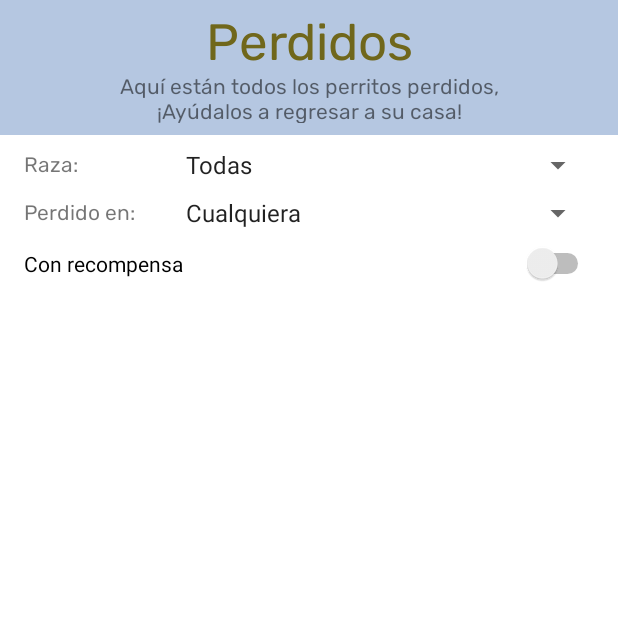
After one commit to josue30iso/MangaReviews, an Android app: the Perdidos screen opened directly, with no data from a screen before it, on a phone screen of 412 x 824 dp, the top half of it. The commit adds this screen. Run offline under Robolectric (Android 15) with nearby library versions, the phone set to English and light mode, and no system bars; network calls fail.

Commit message:
RecyclerView

```diff
--- a/app/build.gradle
+++ b/app/build.gradle
@@ -27,6 +27,9 @@ android {
         sourceCompatibility JavaVersion.VERSION_1_8
         targetCompatibility JavaVersion.VERSION_1_8
     }
+    buildFeatures {
+        viewBinding true
+    }
 }
 
 dependencies {
@@ -41,6 +44,8 @@ dependencies {
     implementation 'com.squareup.picasso:picasso:2.71828'
     implementation 'com.github.bumptech.glide:glide:4.12.0'
     implementation 'com.google.firebase:firebase-storage:20.0.0'
+    implementation 'androidx.navigation:navigation-fragment:2.3.5'
+    implementation 'androidx.navigation:navigation-ui:2.3.5'
     testImplementation 'junit:junit:4.+'
     implementation 'com.android.volley:volley:1.2.0'
     androidTestImplementation 'androidx.test.ext:junit:1.1.2'
--- /dev/null
+++ b/app/src/main/java/com/tripndream/comeback/Perdidos.java
@@ -0,0 +1,36 @@
+package com.tripndream.comeback;
+
+import androidx.appcompat.app.AppCompatActivity;
+import androidx.recyclerview.widget.LinearLayoutManager;
+import androidx.recyclerview.widget.RecyclerView;
+
+import android.os.Bundle;
+
+import java.util.ArrayList;
+
+public class Perdidos extends AppCompatActivity implements ReporteAdapter.OnReporteClickListener{
+    public ArrayList<Reporte> data;
+    private RecyclerView rvPerdidos;
+    private ReporteAdapter adapter;
+    private LinearLayoutManager linearLayoutManager;
+
+    @Override
+    protected void onCreate(Bundle savedInstanceState) {
+        super.onCreate(savedInstanceState);
+        setContentView(R.layout.activity_perdidos);
+
+        data = new ArrayList<>();
+        adapter = new ReporteAdapter(data, this);
+
+        linearLayoutManager = new LinearLayoutManager(getApplicationContext());
+
+        rvPerdidos = findViewById(R.id.rvPerdidos);
+        rvPerdidos.setAdapter(adapter);
+        rvPerdidos.setLayoutManager(linearLayoutManager);
+    }
+
+    @Override
+    public void onReporteClickListener(int position) {
+
+    }
+}
--- /dev/null
+++ b/app/src/main/java/com/tripndream/comeback/ReporteAdapter.java
@@ -0,0 +1,58 @@
+package com.tripndream.comeback;
+
+import android.graphics.Bitmap;
+import android.graphics.BitmapFactory;
+import android.util.Base64;
+import android.view.LayoutInflater;
+import android.view.ViewGroup;
+
+import android.view.View;
+import androidx.annotation.NonNull;
+import androidx.recyclerview.widget.RecyclerView;
+
+import java.text.ParseException;
+import java.text.SimpleDateFormat;
+import java.util.ArrayList;
+import java.util.Date;
+
+public class ReporteAdapter extends RecyclerView.Adapter<ReporteViewHolder> {
+
+    private ArrayList<Reporte> data;
+    private OnReporteClickListener onReporteClickListener;
+
+    public ReporteAdapter(ArrayList<Reporte> data, OnReporteClickListener onReporteClickListener) {
+        this.data = data;
+        this.onReporteClickListener = onReporteClickListener;
+    }
+
+    @NonNull
+    @Override
+    public ReporteViewHolder onCreateViewHolder(@NonNull ViewGroup parent, int viewType) {
+        View view = LayoutInflater.from(parent.getContext()).inflate(R.layout.dog_card_row, parent, false);
+        return new ReporteViewHolder(view, onReporteClickListener);
+    }
+
+    @Override
+    public void onBindViewHolder(@NonNull ReporteViewHolder holder, int position) {
+        String b64 = data.get(position).getImagen();
+        byte[] imageBytes = Base64.decode(b64, Base64.DEFAULT);
+        Bitmap decodedImage = BitmapFactory.decodeByteArray(imageBytes, 0, imageBytes.length);
+        holder.ivFotoPerro.setImageBitmap(decodedImage);
+        holder.tvNombre.setText(data.get(position).getNombre());
+        holder.tvRaza.setText(data.get(position).getRaza());
+        holder.tvGenero.setText(data.get(position).getGenero());
+        holder.tvDescripcion.setText(data.get(position).getDescripcion());
+        holder.tvFecha.setText(data.get(position).getFecha());
+        holder.tvCelular.setText(data.get(position).getCelular());
+
+    }
+
+    @Override
+    public int getItemCount() {
+        return data.size();
+    }
+
+    public interface OnReporteClickListener{
+        void onReporteClickListener(int position);
+    }
+}
--- /dev/null
+++ b/app/src/main/res/layout/activity_perdidos.xml
@@ -0,0 +1,126 @@
+<?xml version="1.0" encoding="utf-8"?>
+<androidx.constraintlayout.widget.ConstraintLayout xmlns:android="http://schemas.android.com/apk/res/android"
+    xmlns:app="http://schemas.android.com/apk/res-auto"
+    xmlns:tools="http://schemas.android.com/tools"
+    android:layout_width="match_parent"
+    android:layout_height="match_parent"
+    tools:context=".Perdidos">
+
+    <FrameLayout
+        android:id="@+id/frameLayout2"
+        android:layout_width="0dp"
+        android:layout_height="90dp"
+        android:background="@drawable/bg2"
+        android:paddingTop="8dp"
+        android:paddingBottom="8dp"
+        app:layout_constraintEnd_toEndOf="parent"
+        app:layout_constraintStart_toStartOf="parent"
+        app:layout_constraintTop_toTopOf="parent">
+
+        <LinearLayout
+            android:layout_width="match_parent"
+            android:layout_height="match_parent"
+            android:orientation="vertical">
+
+            <TextView
+                android:id="@+id/textView29"
+                android:layout_width="match_parent"
+                android:layout_height="wrap_content"
+                android:fontFamily="@font/rubik"
+                android:gravity="center"
+                android:text="Perdidos"
+                android:textAppearance="@style/TextAppearance.AppCompat.Display1"
+                android:textColor="#70671B" />
+
+            <TextView
+                android:id="@+id/textView35"
+                android:layout_width="match_parent"
+                android:layout_height="wrap_content"
+                android:fontFamily="@font/rubik"
+                android:gravity="center"
+                android:paddingLeft="60dp"
+                android:paddingRight="60dp"
+                android:text="Aquí están todos los perritos perdidos, ¡Ayúdalos a regresar a su casa!" />
+        </LinearLayout>
+
+    </FrameLayout>
+
+    <LinearLayout
+        android:id="@+id/linearLayout6"
+        android:layout_width="0dp"
+        android:layout_height="wrap_content"
+        android:layout_marginStart="16dp"
+        android:layout_marginEnd="16dp"
+        android:orientation="vertical"
+        app:layout_constraintEnd_toEndOf="parent"
+        app:layout_constraintStart_toStartOf="parent"
+        app:layout_constraintTop_toBottomOf="@+id/frameLayout2">
+
+        <LinearLayout
+            android:layout_width="match_parent"
+            android:layout_height="wrap_content"
+            android:layout_marginTop="8dp"
+            android:layout_marginBottom="8dp"
+            android:gravity="center"
+            android:orientation="horizontal">
+
+            <TextView
+                android:id="@+id/textView36"
+                android:layout_width="100dp"
+                android:layout_height="wrap_content"
+                android:fontFamily="@font/rubik"
+                android:text="Raza:" />
+
+            <Spinner
+                android:id="@+id/spFiltroRaza"
+                android:layout_width="match_parent"
+                android:layout_height="wrap_content"
+                android:entries="@array/razasFiltro" />
+        </LinearLayout>
+
+        <LinearLayout
+            android:layout_width="match_parent"
+            android:layout_height="wrap_content"
+            android:layout_marginBottom="8dp"
+            android:gravity="center"
+            android:orientation="horizontal">
+
+            <TextView
+                android:id="@+id/textView37"
+                android:layout_width="100dp"
+                android:layout_height="wrap_content"
+                android:fontFamily="@font/rubik"
+                android:text="Perdido en:" />
+
+            <Spinner
+                android:id="@+id/spFiltroPerdido"
+                android:layout_width="match_parent"
+                android:layout_height="wrap_content"
+                android:entries="@array/coloniasFiltro" />
+        </LinearLayout>
+
+        <Switch
+            android:id="@+id/swFiltroRecompensa"
+            android:layout_width="match_parent"
+            android:layout_height="wrap_content"
+            android:text="Con recompensa" />
+
+    </LinearLayout>
+
+    <ScrollView
+        android:layout_width="match_parent"
+        android:layout_height="0dp"
+        android:layout_marginStart="16dp"
+        android:layout_marginTop="8dp"
+        android:layout_marginEnd="16dp"
+        app:layout_constraintBottom_toBottomOf="parent"
+        app:layout_constraintEnd_toEndOf="parent"
+        app:layout_constraintStart_toStartOf="parent"
+        app:layout_constraintTop_toBottomOf="@+id/linearLayout6">
+
+        <androidx.recyclerview.widget.RecyclerView
+            android:id="@+id/rvPerdidos"
+            android:layout_width="match_parent"
+            android:layout_height="wrap_content" />
+    </ScrollView>
+</androidx.constraintlayout.widget.ConstraintLayout>
--- /dev/null
+++ b/app/src/main/res/values-land/dimens.xml
@@ -0,0 +1,3 @@
+<resources>
+        <dimen name="fab_margin">48dp</dimen>
+    </resources>
--- /dev/null
+++ b/app/src/main/res/values-w1240dp/dimens.xml
@@ -0,0 +1,3 @@
+<resources>
+        <dimen name="fab_margin">200dp</dimen>
+    </resources>
--- /dev/null
+++ b/app/src/main/res/values-w600dp/dimens.xml
@@ -0,0 +1,3 @@
+<resources>
+        <dimen name="fab_margin">48dp</dimen>
+    </resources>
--- /dev/null
+++ b/app/src/main/res/values/dimens.xml
@@ -0,0 +1,3 @@
+<resources>
+        <dimen name="fab_margin">16dp</dimen>
+    </resources>
--- a/app/src/main/res/values/entriesSpinners.xml
+++ b/app/src/main/res/values/entriesSpinners.xml
@@ -13,4 +13,24 @@
         <item>Refugiado</item>
         <item>Avistado</item>
     </string-array>
+    <string-array name="razasFiltro">
+        <item>Todas</item>
+        <item>Labrador</item>
+        <item>Schnauzer</item>
+        <item>Silky</item>
+        <item>Pastor Alemán</item>
+        <item>Poodle</item>
+        <item>Yorkshire</item>
+    </string-array>
+    <string-array name="colonias">
+        <item>Costa Verde</item>
+        <item>Reforma</item>
+        <item>Costa de Oro</item>
+    </string-array>
+    <string-array name="coloniasFiltro">
+        <item>Cualquiera</item>
+        <item>Costa Verde</item>
+        <item>Reforma</item>
+        <item>Costa de Oro</item>
+    </string-array>
 </resources>
--- a/app/src/main/res/values/themes.xml
+++ b/app/src/main/res/values/themes.xml
@@ -53,5 +53,11 @@
     <style name="buttons" parent="Theme.MangaReviews">
         <item name="colorOnPrimary">@color/MRSuperLightPink</item>
     </style>
+    <style name="Theme.MangaReviews.NoActionBar">
+        <item name="windowActionBar">false</item>
+        <item name="windowNoTitle">true</item>
+    </style>
+    <style name="Theme.MangaReviews.AppBarOverlay" parent="ThemeOverlay.AppCompat.Dark.ActionBar" />
+    <style name="Theme.MangaReviews.PopupOverlay" parent="ThemeOverlay.AppCompat.Light" />
 
 </resources>
```
Also changed, not shown: app/src/main/AndroidManifest.xml (+8 -3 lines), app/src/main/java/com/tripndream/comeback/Reporte.java (added, +81 -0 lines), app/src/main/java/com/tripndream/comeback/ReporteViewHolder.java (added, +34 -0 lines), app/src/main/res/layout/dog_card_row.xml (+9 -9 lines), app/src/main/res/navigation/nav_graph.xml (added, +28 -0 lines), app/src/main/res/values/strings.xml (+9 -0 lines).
